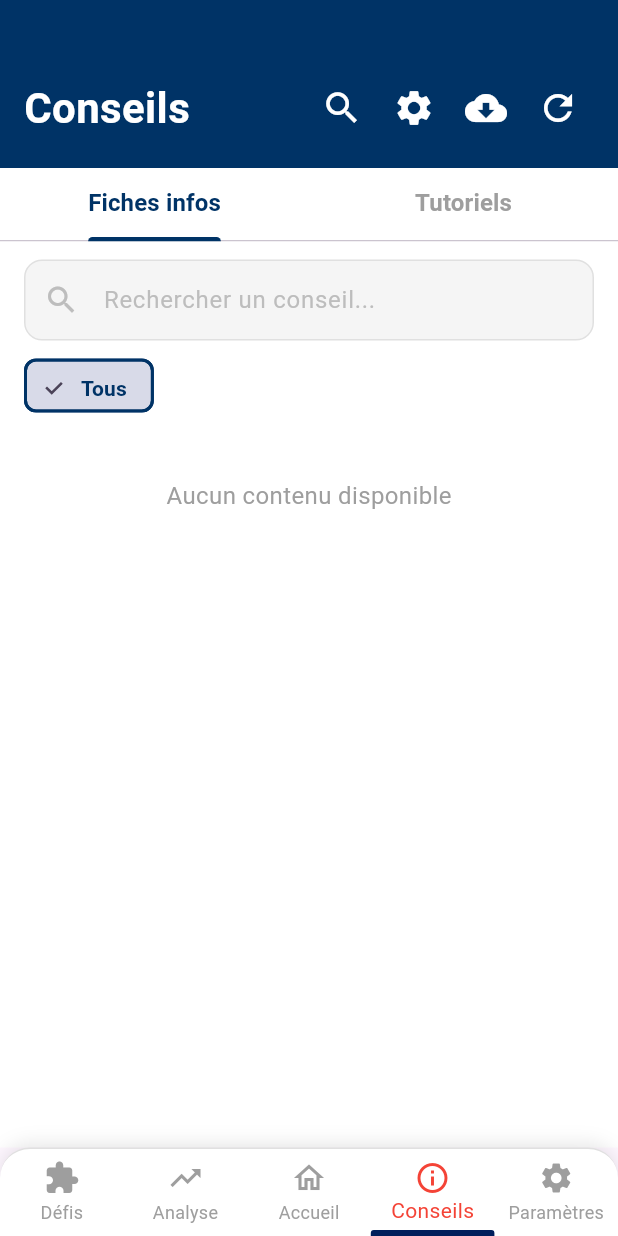
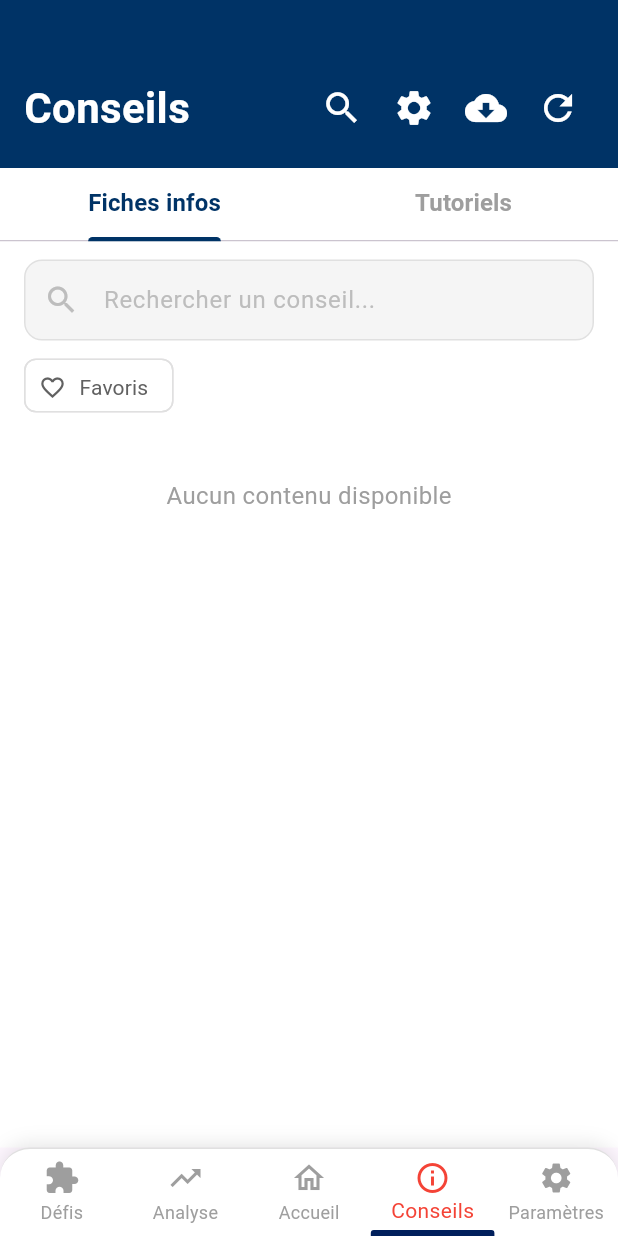
Before and after one commit to ThomasVly/Projet_SIGH, a Flutter app: the screen it shows after launch, item 4 of the bottom bar chosen, on a phone screen of 412 x 824 dp. Run offline on Flutter 3.47's test engine with Material 3 defaults, Android fonts, the phone set to English and light mode, and no system bars; our stand-ins replace cloud_firestore, firebase_core, fl_chart, flutter_local_notifications, flutter_svg, geolocator and 6 more; missing offline and left inert: flutter_pdfview, workmanager; accounts and stored records are empty.

Commit message:
feat: added readingTime + favorites filter

```diff
--- a/lib/pages/conseils/conseils_page.dart
+++ b/lib/pages/conseils/conseils_page.dart
@@ -39,6 +39,7 @@ class _ConseilsPageState extends State<ConseilsPage>
   // Optionnel: stocker localement si tu veux conditionner l'UI/les filtres
   String? _heatingType;
   String? _heatingEnergy;
+  bool _showOnlyFavorites = false;
 
   @override
   void didChangeDependencies() {
@@ -206,6 +207,11 @@ class _ConseilsPageState extends State<ConseilsPage>
   /// et les préférences chauffage (type/énergie).
   List<ContentModel> _filterContents(List<ContentModel> contents) {
     var filtered = contents;
+
+    // Filtre Favoris
+    if (_showOnlyFavorites) {
+      filtered = filtered.where((c) => c.isFavorite).toList();
+    }
 
     // Filtre par préférences chauffage
     filtered = filtered.where(_matchesHeatingPreferences).toList();
@@ -440,7 +446,35 @@ class _ConseilsPageState extends State<ConseilsPage>
         scrollDirection: Axis.horizontal,
         padding: const EdgeInsets.symmetric(horizontal: 16),
         children: [
-          _buildTagChip('Tous', null),
+          FilterChip(
+            label: const Text('Favoris'),
+            selected: _showOnlyFavorites,
+            avatar: Icon(
+              _showOnlyFavorites ? Icons.favorite : Icons.favorite_border,
+              size: 18,
+              color: _showOnlyFavorites
+                  ? const Color(0xFF003366)
+                  : Colors.grey[700],
+            ),
+            onSelected: (selected) {
+              setState(() => _showOnlyFavorites = selected);
+            },
+            backgroundColor: Colors.white,
+            selectedColor: const Color(0xFF003366).withValues(alpha: 0.15),
+            labelStyle: TextStyle(
+              color: _showOnlyFavorites
+                  ? const Color(0xFF003366)
+                  : Colors.grey[700],
+              fontWeight:
+                  _showOnlyFavorites ? FontWeight.w600 : FontWeight.normal,
+            ),
+            side: BorderSide(
+              color:
+                  _showOnlyFavorites ? const Color(0xFF003366) : Colors.grey[300]!,
+              width: _showOnlyFavorites ? 2 : 1,
+            ),
+          ),
+          const SizedBox(width: 8),
           ..._availableTags.take(10).map((tag) => _buildTagChip(tag, tag)),
         ],
       ),
@@ -662,7 +696,7 @@ class _ConseilsPageState extends State<ConseilsPage>
                       overflow: TextOverflow.ellipsis,
                     ),
                     const SizedBox(height: 8),
-                    // Temps de lecture et économie
+                    // Temps de lecture et économie + indicateur favori
                     Row(
                       children: [
                         Icon(Icons.access_time, size: 14, color: Colors.grey[600]),
@@ -675,15 +709,20 @@ class _ConseilsPageState extends State<ConseilsPage>
                           ),
                         ),
                         const SizedBox(width: 12),
-                        Icon(Icons.eco, size: 14, color: Colors.green[700]),
-                        const SizedBox(width: 4),
-                        Text(
-                          'Économie ~${content.notation * 2}%',
-                          style: TextStyle(
-                            fontSize: 12,
-                            color: Colors.grey[600],
+
+                        if (content.isFavorite) ...[
+                          const SizedBox(width: 12),
+                          Icon(Icons.favorite, size: 14, color: Colors.red[400]),
+                          const SizedBox(width: 4),
+                          Text(
+                            'Favori',
+                            style: TextStyle(
+                              fontSize: 12,
+                              color: Colors.red[400],
+                              fontWeight: FontWeight.w600,
+                            ),
                           ),
-                        ),
+                        ],
                       ],
                     ),
                   ],
```
Also changed, not shown: lib/pages/conseils/services/content_sync_service.dart (+30 -3 lines).
